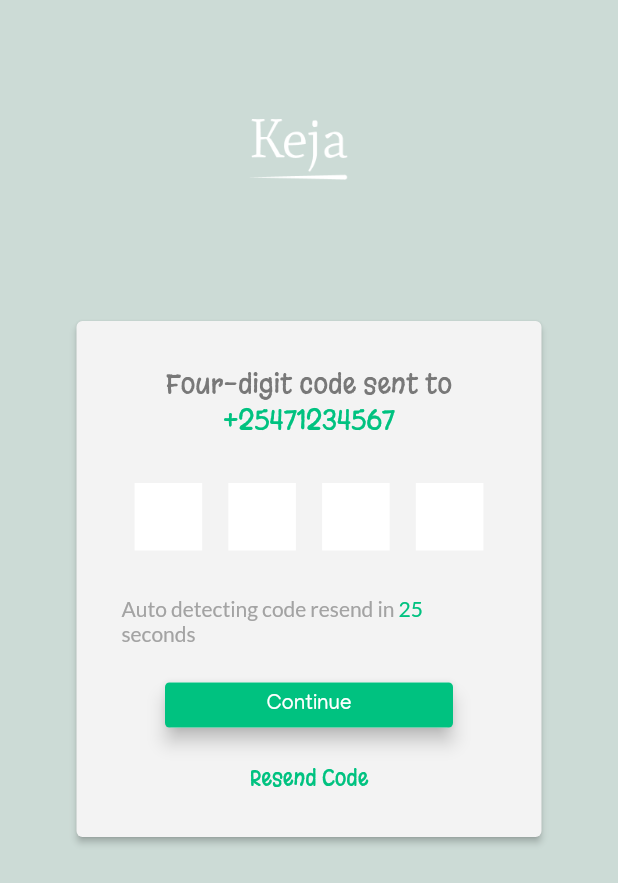
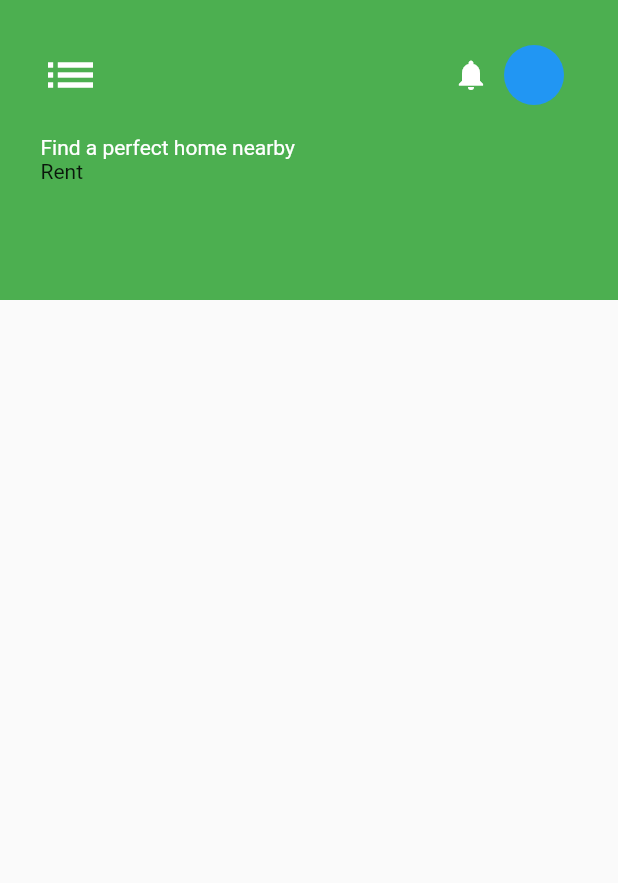
Before and after one commit to SrMoffat/keja-client, a Flutter app: the CodeVerification screen opened directly, after a tap on "Continue", on a phone screen of 412 x 824 dp. Shown: the top 883 px of the screen. Run offline on Flutter 3.47's test engine with Material 2 defaults, Android fonts, the phone set to English and light mode, and no system bars.

Commit message:
Implelent list property

```diff
--- /dev/null
+++ b/lib/screens/list_properties.dart
@@ -0,0 +1,55 @@
+import 'package:flutter/material.dart';
+
+class PropertiesPage extends StatelessWidget {
+  const PropertiesPage({Key key}) : super(key: key);
+
+  @override
+  Widget build(BuildContext context) {
+    return Scaffold(
+      body: Stack(
+          children: <Widget>[
+            Container(
+              height: 200,
+              color: Colors.green,
+              child: Padding(
+                padding: const EdgeInsets.only(left: 27,right:10),
+                child: Column(
+                  crossAxisAlignment: CrossAxisAlignment.start,
+                  children: <Widget>[
+                    SizedBox(height: 30,),
+                    Row(
+                      mainAxisAlignment: MainAxisAlignment.spaceBetween,
+                      children: <Widget>[
+                        Icon(Icons.list,color: Colors.white, size: 40,),
+                        Container(
+                          width:100,
+                          child: Row(
+                            children: [
+                              Icon(Icons.notifications, color: Colors.white),
+                              SizedBox(width:10),
+                              CircleAvatar(backgroundColor: Colors.blue,)
+
+                              ],
+                          ),
+                        ),
+                      ],
+                    ),
+                  Padding(
+                    padding: const EdgeInsets.only(top:20),
+                    child: Text("Find a perfect home nearby",style: TextStyle(color: Colors.white,fontSize: 14),),
+                  ),
+                  Row(
+                    children: [
+                      Text("Rent"),
+                      ]
+                  )
+                  ],
+                ),
+              ),
+
+            ),
+          ] ,
+        ),
+    );
+  }
+}
--- a/lib/screens/verify_code_screen.dart
+++ b/lib/screens/verify_code_screen.dart
@@ -1,5 +1,6 @@
 import 'package:flutter/material.dart';
 import 'package:flutter/services.dart';
+import 'package:keja/screens/list_properties.dart';
 
 TextEditingController controller = TextEditingController();
 
@@ -163,6 +164,8 @@ class _CodeVerificationState extends State<CodeVerification> {
                       InkWell(
                         onTap: () {
                           print(_controller.text);
+                          Navigator.push(context, MaterialPageRoute(builder: (context) => PropertiesPage()));
+
                         },
                         child: FractionallySizedBox(
                           widthFactor: 0.8,
```
